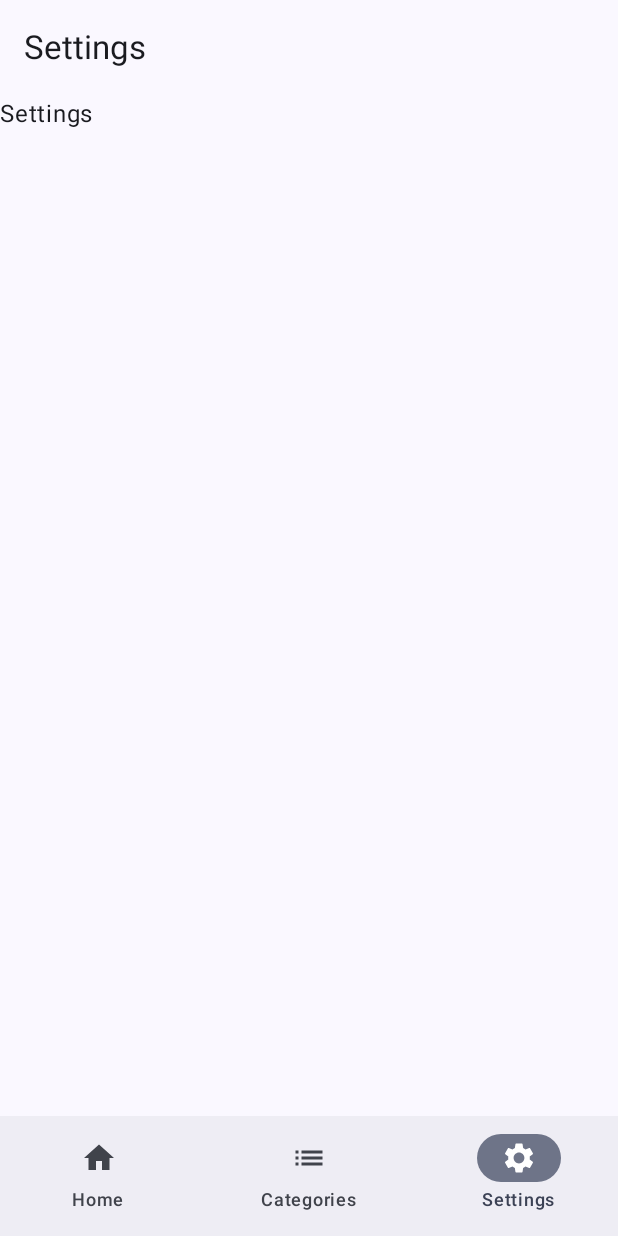
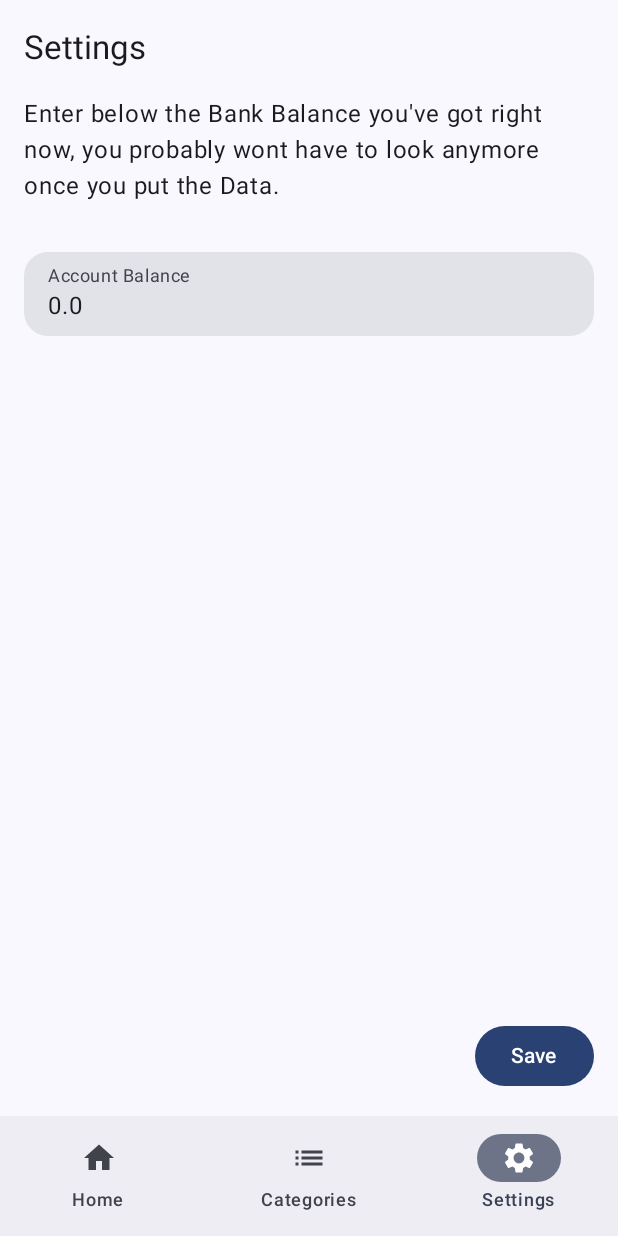
Before and after one commit to paraskcd1315/SpendingTracker, an Android app built with Jetpack Compose: the screen it shows after launch (MainActivity), item 3 of the bottom bar chosen, on a phone screen of 412 x 824 dp. Run offline under Robolectric (Android 15) with nearby library versions, the phone set to English and light mode, and no system bars; our stand-ins replace Dagger/Hilt's generated code, Room's generated code.

Commit message:
Made Settings page

```diff
--- a/app/src/main/java/com/paraskcd/spendingtracker/MainActivity.kt
+++ b/app/src/main/java/com/paraskcd/spendingtracker/MainActivity.kt
@@ -31,6 +31,7 @@ import com.paraskcd.spendingtracker.screens.categories.SubcategoryDeleteDialog
 import com.paraskcd.spendingtracker.screens.categories.viewmodel.CategoriesViewModel
 import com.paraskcd.spendingtracker.screens.home.Home
 import com.paraskcd.spendingtracker.screens.settings.Settings
+import com.paraskcd.spendingtracker.screens.settings.viewmodel.SettingsViewModel
 import com.paraskcd.spendingtracker.ui.theme.SpendingTrackerTheme
 import dagger.hilt.android.AndroidEntryPoint
 
@@ -45,6 +46,7 @@ class MainActivity : ComponentActivity() {
                 var showCategoryDeleteDialog by remember { mutableStateOf(false) }
                 var showSubcategoryDeleteDialog by remember { mutableStateOf(false) }
                 val navController = rememberNavController()
+                val settingsViewModel: SettingsViewModel = hiltViewModel()
                 val categoriesViewModel: CategoriesViewModel = hiltViewModel()
 
                 fun toggleDialog() {
@@ -116,7 +118,9 @@ class MainActivity : ComponentActivity() {
                             }
                             composable(route = "settings") {
                                 ScreenContainer(paddingValues = paddingValues) {
-                                    Settings()
+                                    Settings(
+                                        viewModel = settingsViewModel
+                                    )
                                 }
                             }
                         }
--- a/app/src/main/java/com/paraskcd/spendingtracker/data/database/SpendingTrackerDatabase.kt
+++ b/app/src/main/java/com/paraskcd/spendingtracker/data/database/SpendingTrackerDatabase.kt
@@ -17,7 +17,7 @@ import com.paraskcd.spendingtracker.utils.UUIDConverter
 
 @Database(
     entities = [CategoriesTable::class, SubcategoriesTable::class, ExpensesTable::class, IncomeTable::class, MainSettingsTable::class],
-    version = 3
+    version = 4
 )
 @TypeConverters(DateConverter::class, UUIDConverter::class)
 abstract class SpendingTrackerDatabase: RoomDatabase() {
--- a/app/src/main/java/com/paraskcd/spendingtracker/model/expenses/ExpensesTable.kt
+++ b/app/src/main/java/com/paraskcd/spendingtracker/model/expenses/ExpensesTable.kt
@@ -23,7 +23,7 @@ import java.util.UUID
 data class ExpensesTable(
     @PrimaryKey
     val id: UUID = UUID.randomUUID(),
-    val amount: Long,
+    val amount: Float,
     val entryDate: Date = Date.from(Instant.now()),
     val description: String?,
     @ColumnInfo(index = true)
--- a/app/src/main/java/com/paraskcd/spendingtracker/model/incomes/IncomeTable.kt
+++ b/app/src/main/java/com/paraskcd/spendingtracker/model/incomes/IncomeTable.kt
@@ -23,7 +23,7 @@ import java.util.UUID
 data class IncomeTable(
     @PrimaryKey
     val id: UUID = UUID.randomUUID(),
-    val amount: Long,
+    val amount: Float,
     val entryDate: Date = Date.from(Instant.now()),
     val description: String?,
     @ColumnInfo(index = true)
--- a/app/src/main/java/com/paraskcd/spendingtracker/model/settings/MainSettingsTable.kt
+++ b/app/src/main/java/com/paraskcd/spendingtracker/model/settings/MainSettingsTable.kt
@@ -10,6 +10,6 @@ import java.util.UUID
 data class MainSettingsTable(
     @PrimaryKey
     val id: UUID = UUID.randomUUID(),
-    val bankBalance: Long = 0,
+    val bankBalance: Float,
     val updated: Date = Date.from(Instant.now())
 )
--- a/app/src/main/java/com/paraskcd/spendingtracker/screens/categories/viewmodel/CategoriesViewModel.kt
+++ b/app/src/main/java/com/paraskcd/spendingtracker/screens/categories/viewmodel/CategoriesViewModel.kt
@@ -44,6 +44,9 @@ class CategoriesViewModel @Inject constructor(private val repository: Categories
     init {
         viewModelScope.launch(Dispatchers.IO) {
             getAllCategories()
+        }
+        viewModelScope.launch(Dispatchers.IO) {
+            getAllSubcategories()
         }
     }
 
--- a/app/src/main/java/com/paraskcd/spendingtracker/screens/settings/Settings.kt
+++ b/app/src/main/java/com/paraskcd/spendingtracker/screens/settings/Settings.kt
@@ -1,9 +1,140 @@
 package com.paraskcd.spendingtracker.screens.settings
 
+import androidx.compose.foundation.layout.Box
+import androidx.compose.foundation.layout.Column
+import androidx.compose.foundation.layout.Spacer
+import androidx.compose.foundation.layout.fillMaxHeight
+import androidx.compose.foundation.layout.fillMaxSize
+import androidx.compose.foundation.layout.fillMaxWidth
+import androidx.compose.foundation.layout.padding
+import androidx.compose.foundation.lazy.LazyColumn
+import androidx.compose.foundation.shape.RoundedCornerShape
+import androidx.compose.foundation.text.KeyboardOptions
+import androidx.compose.material3.Button
 import androidx.compose.material3.Text
+import androidx.compose.material3.TextField
+import androidx.compose.material3.TextFieldDefaults
 import androidx.compose.runtime.Composable
+import androidx.compose.runtime.collectAsState
+import androidx.compose.runtime.getValue
+import androidx.compose.runtime.mutableStateOf
+import androidx.compose.runtime.remember
+import androidx.compose.runtime.setValue
+import androidx.compose.ui.Alignment
+import androidx.compose.ui.Modifier
+import androidx.compose.ui.graphics.Color
+import androidx.compose.ui.text.input.KeyboardType
+import androidx.compose.ui.unit.dp
+import com.paraskcd.spendingtracker.model.settings.MainSettingsTable
+import com.paraskcd.spendingtracker.screens.settings.viewmodel.SettingsViewModel
+import java.text.SimpleDateFormat
+import java.time.Instant
+import java.util.Date
+import java.util.Locale
+
 
 @Composable
-fun Settings() {
-    Text(text = "Settings")
+fun Settings(viewModel: SettingsViewModel) {
+    val settings = viewModel.settingsDatabase.collectAsState().value
+    var accountBalance by remember {
+        if (settings.isEmpty()) {
+            mutableStateOf(0.00f)
+        } else {
+            mutableStateOf(settings[0].bankBalance)
+        }
+    }
+
+    if (settings.isEmpty()) {
+        Box(modifier = Modifier.fillMaxSize(), contentAlignment = Alignment.BottomEnd) {
+            LazyColumn(modifier = Modifier
+                .fillMaxHeight()
+                .padding(horizontal = 16.dp)) {
+                item {
+                    Text(text = "Enter below the Bank Balance you've got right now, you probably wont have to look anymore once you put the Data.")
+                }
+                item {
+                    Spacer(modifier = Modifier.padding(16.dp))
+                }
+                item {
+                    TextField(
+                        label = { Text(text = "Account Balance") },
+                        value = accountBalance.toString(),
+                        onValueChange = {
+                            accountBalance = it.toFloat()
+                        },
+                        modifier = Modifier
+                            .fillMaxWidth(),
+                        shape = RoundedCornerShape(16.dp),
+                        colors = TextFieldDefaults.colors(
+                            focusedIndicatorColor = Color.Transparent,
+                            unfocusedIndicatorColor = Color.Transparent,
+                            disabledIndicatorColor = Color.Transparent
+                        ),
+                        keyboardOptions = KeyboardOptions(keyboardType = KeyboardType.Number)
+                    )
+                }
+            }
+            Column(Modifier.padding(16.dp)) {
+                Button(onClick = { viewModel.saveSetting(MainSettingsTable(bankBalance = accountBalance)) }) {
+                    Text("Save")
+                }
+            }
+        }
+    } else {
+        val setting = settings[0]
+        Box(modifier = Modifier.fillMaxSize(), contentAlignment = Alignment.BottomEnd) {
+            LazyColumn(modifier = Modifier
+                .fillMaxHeight()
+                .padding(horizontal = 16.dp)) {
+                item {
+                    Text(text = "Enter below the Bank Balance you've got right now, this will update the data if there are any inconsistencies.")
+                }
+                item {
+                    Spacer(modifier = Modifier.padding(16.dp))
+                }
+                item {
+                    TextField(
+                        label = { Text(text = "Account Balance") },
+                        value = accountBalance.toString(),
+                        onValueChange = {
+                            accountBalance = it.toFloat()
+                        },
+                        modifier = Modifier
+                            .fillMaxWidth(),
+                        shape = RoundedCornerShape(16.dp),
+                        colors = TextFieldDefaults.colors(
+                            focusedIndicatorColor = Color.Transparent,
+                            unfocusedIndicatorColor = Color.Transparent,
+                            disabledIndicatorColor = Color.Transparent
+                        ),
+                        keyboardOptions = KeyboardOptions(keyboardType = KeyboardType.Number)
+                    )
+                }
+                item {
+                    Spacer(modifier = Modifier.padding(16.dp))
+                }
+                item {
+                    val pattern = "d MMMM yyyy - HH:mm"
+                    val simpleDateFormat = SimpleDateFormat(pattern, Locale.getDefault())
+                    val updated = simpleDateFormat.format(setting.updated)
+                    Text(text = "Updated on $updated")
+                }
+            }
+            Column(Modifier.padding(16.dp)) {
+                Button(
+                    onClick = {
+                        viewModel.updateSetting(
+                            MainSettingsTable(
+                                id = setting.id,
+                                bankBalance = accountBalance,
+                                updated = Date.from(Instant.now())
+                            )
+                        )
+                    }
+                ) {
+                    Text("Edit")
+                }
+            }
+        }
+    }
 }
--- /dev/null
+++ b/app/src/main/java/com/paraskcd/spendingtracker/screens/settings/viewmodel/SettingsViewModel.kt
@@ -0,0 +1,66 @@
+package com.paraskcd.spendingtracker.screens.settings.viewmodel
+
+import androidx.lifecycle.ViewModel
+import androidx.lifecycle.viewModelScope
+import com.paraskcd.spendingtracker.model.settings.MainSettingsTable
+import com.paraskcd.spendingtracker.repository.settings.SettingsRepository
+import dagger.hilt.android.lifecycle.HiltViewModel
+import kotlinx.coroutines.Dispatchers
+import kotlinx.coroutines.flow.MutableStateFlow
+import kotlinx.coroutines.flow.StateFlow
+import kotlinx.coroutines.flow.asStateFlow
+import kotlinx.coroutines.flow.distinctUntilChanged
+import kotlinx.coroutines.launch
+import javax.inject.Inject
+
+@HiltViewModel
+class SettingsViewModel @Inject constructor(private val repository: SettingsRepository): ViewModel() {
+    private var _settingsDatabase: MutableStateFlow<List<MainSettingsTable>> = MutableStateFlow(emptyList())
+    var settingsDatabase: StateFlow<List<MainSettingsTable>> = _settingsDatabase.asStateFlow()
+
+    private var _settingsById: MutableStateFlow<MainSettingsTable?> = MutableStateFlow(null)
+    var settingsById: StateFlow<MainSettingsTable?> = _settingsById.asStateFlow()
+
+    init {
+        viewModelScope.launch(Dispatchers.IO) {
+            getAllSettings()
+        }
+    }
+
+    suspend fun getAllSettings() {
+        repository.getAllSettings().distinctUntilChanged().collect {
+                listOfAllSettings ->
+            if (listOfAllSettings.isEmpty()) {
+                _settingsDatabase.value = emptyList()
+            } else {
+                _settingsDatabase.value = listOfAllSettings
+            }
+        }
+    }
+
+    suspend fun getSettingsById(id: String) {
+        repository.getSettingById(id).distinctUntilChanged().collect {
+            settingById ->
+            if (settingById != null) {
+                _settingsById.value = settingById
+            } else {
+                _settingsById.value = null
+            }
+        }
+    }
+
+    fun saveSetting(setting: MainSettingsTable) = viewModelScope.launch(Dispatchers.IO) {
+        repository.saveSettings(setting)
+        repository.getAllSettings()
+    }
+
+    fun updateSetting(setting: MainSettingsTable) = viewModelScope.launch(Dispatchers.IO) {
+        repository.updateSettings(setting)
+        repository.getAllSettings()
+    }
+
+    fun deleteSetting(setting: MainSettingsTable) = viewModelScope.launch(Dispatchers.IO) {
+        repository.deleteSettings(setting)
+        repository.getAllSettings()
+    }
+}
```
